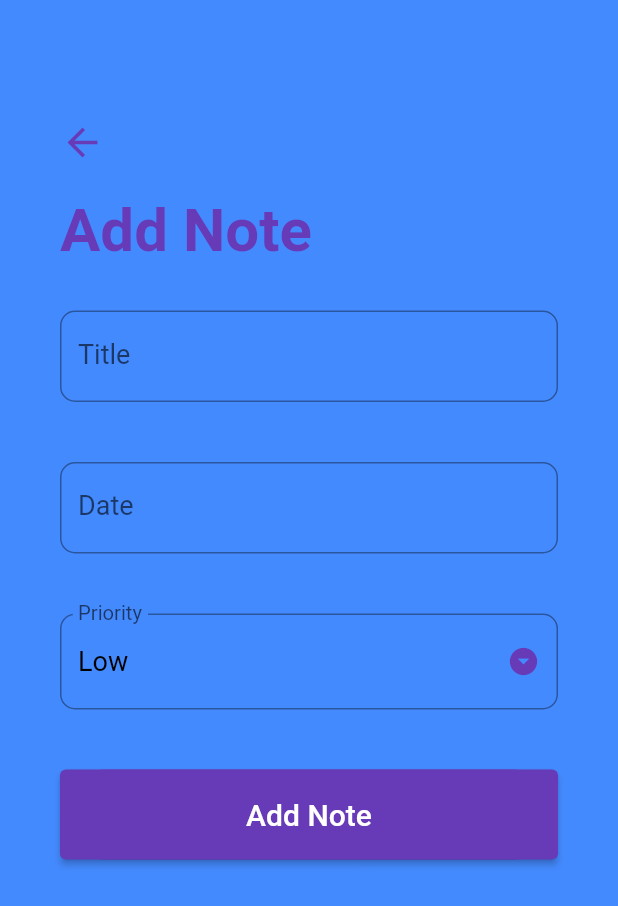
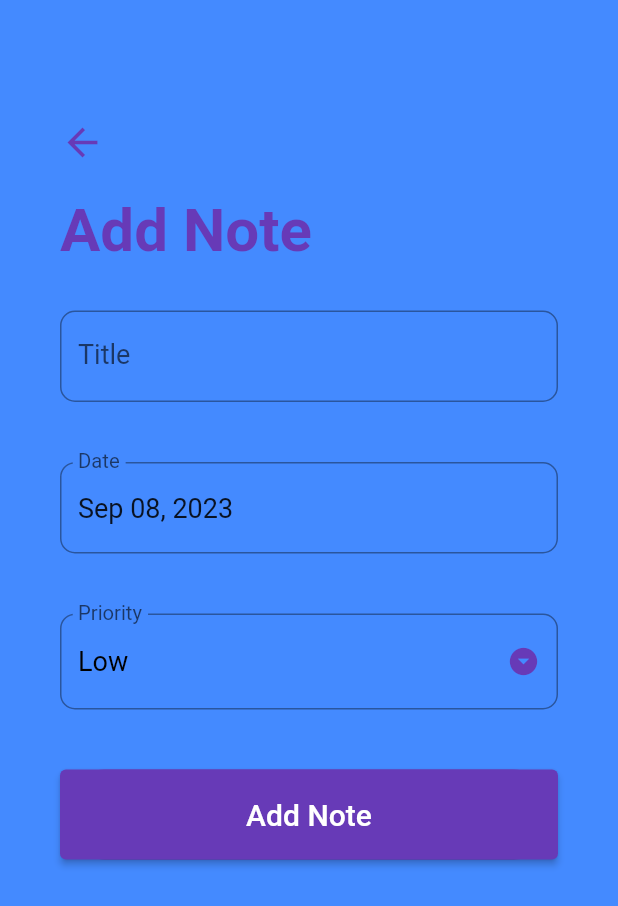
Before and after one commit to ZeggyRaph/Todo, a Flutter app: the AddNoteScreen screen opened directly, after a tap on the "arrow back" icon, after a tap on the "add" icon, on a phone screen of 412 x 824 dp. Shown: the top 906 px of the screen. Run offline on Flutter 3.47's test engine with Material 2 defaults, Android fonts, the phone set to English and light mode, and no system bars; our stand-ins replace sqflite; accounts and stored records are empty.

Commit message:
completed the add note functionality

```diff
--- a/lib/database/database.dart
+++ b/lib/database/database.dart
@@ -61,10 +61,8 @@ Future<List<Note>> getNoteList() async{
 // This function will insert data into the database
 Future<int> insertNote(Note note) async {
     Database? db = await this.db;
-    final int result = await db!.update(
+    final int result = await db!.insert(
         noteTable, note.toMap(),
-      where: '$colId = ?',
-      whereArgs: [note.id],
     );
     return result;
 }
--- a/lib/screens/add_note_screen.dart
+++ b/lib/screens/add_note_screen.dart
@@ -1,9 +1,13 @@
 import 'package:flutter/material.dart';
 import 'package:intl/intl.dart';
+import 'package:my_todo/database/database.dart';
+import 'package:my_todo/models/note_model.dart';
 import 'package:my_todo/screens/home_screen.dart';
 
 class AddNoteScreen extends StatefulWidget {
-  const AddNoteScreen({Key? key}) : super(key: key);
+   final Note? note;
+   final Function? updateNoteList;
+  const AddNoteScreen({super.key, this.note, this.updateNoteList});
 
   @override
   State<AddNoteScreen> createState() => _AddNoteScreenState();
@@ -21,6 +25,33 @@ class _AddNoteScreenState extends State<AddNoteScreen> {
   final DateFormat _dateFormatter = DateFormat('MMM dd, yyyy' );
   final List<String> _priorities = ['Low', 'Medium', 'High'];
 
+  @override
+  void initState(){
+    super.initState();
+    if(widget.note != null){
+      _title = widget.note!.title!;
+    _date =widget.note!.date!;
+    _priority = widget.note!.priority!;
+
+    setState(() {
+      btnText = 'Update Note';
+      titleText = 'Update Note';
+    });
+    }else{
+      setState(() {
+        btnText = 'Add Note';
+        titleText = 'Add Note';
+      });
+    }
+    _dateController.text = _dateFormatter.format(_date);
+  }
+
+  @override
+  void dispose(){
+    _dateController.dispose();
+    super.dispose();
+  }
+
   _handleDatePicker() async{
     final DateTime? date = await showDatePicker(context: context, initialDate: _date,
         firstDate: DateTime(2000), lastDate: DateTime(2100));
@@ -31,6 +62,45 @@ class _AddNoteScreenState extends State<AddNoteScreen> {
       _dateController.text = _dateFormatter.format(date);
     }
   }
+
+  _submit(){
+if(_formKey.currentState!.validate()){
+  _formKey.currentState!.save();
+  print('$_title, $_date, $_priority');
+  Note note = Note(
+      title: _title,
+      date: _date,
+      priority: _priority);
+  if(widget.note == null){
+    note.status = 0;
+    DatabaseHelper.instance.insertNote(note);
+    Navigator.pushReplacement(context, MaterialPageRoute(builder: (_) =>
+    const HomeScreen(),
+    ),
+    );
+  }else{
+    note.id = widget.note!.id;
+    note.status = widget.note!.status;
+    DatabaseHelper.instance.updateNote(note);
+    Navigator.pushReplacement(context, MaterialPageRoute(builder: (_) =>
+        const HomeScreen(),
+    ),
+    );
+
+  }
+  widget.updateNoteList!();
+}
+  }
+
+  _delete(){
+    DatabaseHelper.instance.deleteNote(widget.note!.id!);
+    Navigator.pushReplacement(context, MaterialPageRoute(builder: (_) =>
+    const HomeScreen(),
+    ),
+    );
+    widget.updateNoteList!();
+  }
+
   @override
   Widget build(BuildContext context) {
     return Scaffold(
@@ -122,7 +192,7 @@ class _AddNoteScreenState extends State<AddNoteScreen> {
                           fontSize: 18.0,
                         ),),);
                       }).toList(),
-                      style:  TextStyle(fontSize: 18.0),
+                      style:  const TextStyle(fontSize: 18.0),
                       decoration: InputDecoration(
                         labelText: 'Priority',
                         labelStyle: const TextStyle(fontSize: 18.0),
@@ -148,13 +218,33 @@ class _AddNoteScreenState extends State<AddNoteScreen> {
                       color: Theme.of(context).primaryColor,
                       borderRadius: BorderRadius.circular(30),
                     ),
-                    child: ElevatedButton(onPressed: (){},
+                    child: ElevatedButton(onPressed: _submit,
                         child: Text(btnText,
                         style: const TextStyle(
                           fontSize: 20.0,
                           color: Colors.white,
-                        ),),),
+                        ),
+                        ),
+                    ),
                   ),
+                  widget.note != null ? Container(
+                    margin: const EdgeInsets.symmetric(vertical: 20.0),
+                    height: 60.0,
+                    width: double.infinity,
+                    decoration: BoxDecoration(
+                      color: Theme.of(context).primaryColor,
+                      borderRadius: BorderRadius.circular(30),
+                    ),
+                    child:  ElevatedButton(
+                      child: Text('delete Note',
+                        style: TextStyle(
+                          color: Colors.white,
+                          fontSize: 20.0,
+                        ) ,
+                      ),
+                      onPressed: _delete,
+                    ),
+                  ) : SizedBox.shrink(),
                 ],
               ),),
             ]),
```
Also changed, not shown: lib/screens/home_screen.dart (+20 -6 lines), 1 other file.
